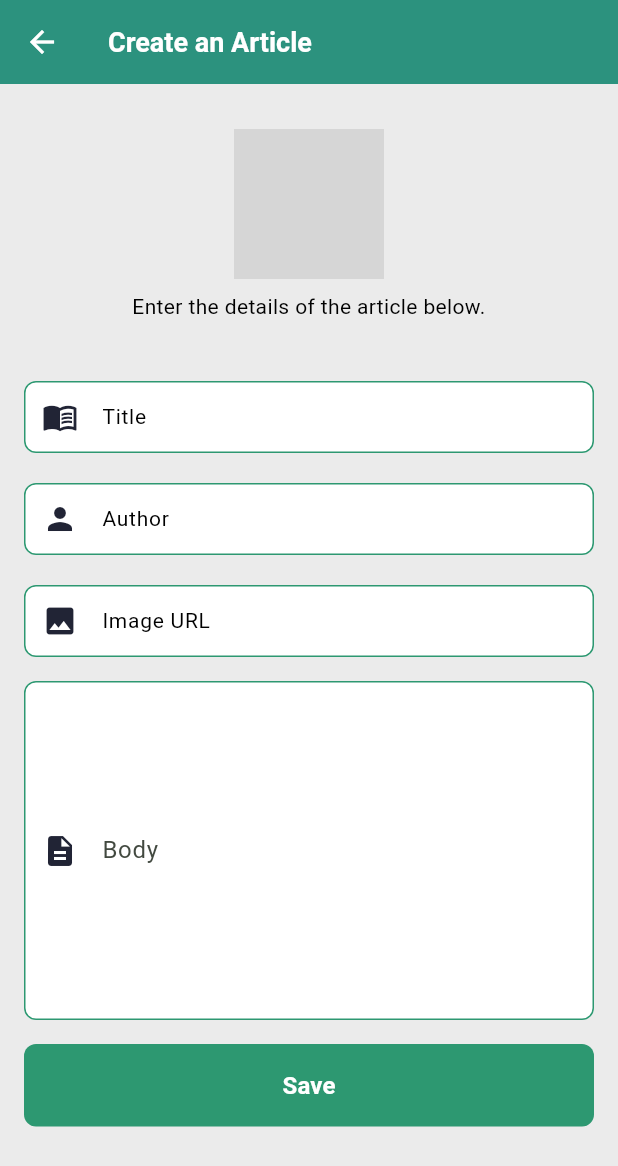
After one commit to jjesuscastro/Victu, a Flutter app: the CreateArticle screen opened directly, on a phone screen of 412 x 824 dp. The commit adds this screen. Shown: the top 1166 px of the screen. Run offline on Flutter 3.47's test engine with Material 2 defaults, Android fonts, the phone set to English and light mode, and no system bars; our stand-ins replace expandable, firebase_auth, firebase_core, firebase_database, gallery_saver, google_sign_in and 2 more; missing offline and left inert: philippines_rpcmb, qr_code_scanner; accounts and stored records are empty; network calls fail; grey boxes are pictures that could not be loaded.

Commit message:
add admin role

```diff
--- a/lib/objects/article.dart
+++ b/lib/objects/article.dart
@@ -7,8 +7,9 @@ class Article {
   String title = "";
   String author = "";
   String body = "";
+  String imageURL = "";
 
-  Article(this.title, this.author, this.body);
+  Article(this.title, this.author, this.body, this.imageURL);
 
   void setId(DatabaseReference id) {
     _id = id;
@@ -19,6 +20,7 @@ class Article {
       'title': title,
       'author': author,
       'body': body,
+      'imageURL': imageURL,
     };
   }
 }
@@ -28,13 +30,14 @@ Article createArticle(value) {
     'title': '',
     'author': '',
     'body': '',
+    'imageURL': '',
     'timeToRead': 0,
   };
 
   value.forEach((key, value) => {attributes[key] = value});
 
-  Article article =
-      Article(attributes['title'], attributes['author'], attributes['body']);
+  Article article = Article(attributes['title'], attributes['author'],
+      attributes['body'], attributes['imageURL']);
 
   return article;
 }
--- /dev/null
+++ b/lib/screens/admin/create_article.dart
@@ -0,0 +1,316 @@
+import 'package:flutter/material.dart';
+import 'package:flutter/services.dart';
+import 'package:victu/objects/article.dart';
+import 'package:victu/utils/database.dart';
+
+class CreateArticle extends StatefulWidget {
+  const CreateArticle({super.key});
+
+  @override
+  State<CreateArticle> createState() => _CreateArticleState();
+}
+
+class _CreateArticleState extends State<CreateArticle> {
+  TextEditingController articleTitleController = TextEditingController();
+  TextEditingController articleBodyController = TextEditingController();
+  TextEditingController authorController = TextEditingController();
+  TextEditingController imageURLController = TextEditingController();
+
+  @override
+  void initState() {
+    super.initState();
+  }
+
+  @override
+  void dispose() {
+    articleBodyController.dispose();
+    articleTitleController.dispose();
+    authorController.dispose();
+
+    super.dispose();
+  }
+
+  newArticle() {
+    Article article = Article(
+        articleTitleController.text,
+        authorController.text,
+        articleBodyController.text,
+        imageURLController.text);
+
+    article.setId(saveArticle(article));
+  }
+
+  @override
+  Widget build(BuildContext context) {
+    return Scaffold(
+      backgroundColor: const Color(0xffebebeb),
+      appBar: AppBar(
+        elevation: 4,
+        centerTitle: false,
+        automaticallyImplyLeading: false,
+        backgroundColor: const Color(0xff2b9685),
+        shape: const RoundedRectangleBorder(
+          borderRadius: BorderRadius.zero,
+        ),
+        title: const Text(
+          "Create an Article",
+          style: TextStyle(
+            fontWeight: FontWeight.w700,
+            fontStyle: FontStyle.normal,
+            fontSize: 18,
+            color: Color(0xffffffff),
+          ),
+        ),
+        leading: IconButton(
+          icon: const Icon(Icons.arrow_back, color: Colors.white),
+          onPressed: () => Navigator.of(context).pop(),
+        ),
+      ),
+      body: Padding(
+        padding: const EdgeInsets.fromLTRB(16, 30, 16, 16),
+        child: SingleChildScrollView(
+          child: Column(
+            mainAxisAlignment: MainAxisAlignment.start,
+            crossAxisAlignment: CrossAxisAlignment.center,
+            mainAxisSize: MainAxisSize.max,
+            children: [
+              ///***If you have exported images you must have to copy those images in assets/images directory.
+              const Image(
+                image: NetworkImage(
+                    "https://cdn1.iconfinder.com/data/icons/image-files-11/24/image_add_photo_image_files_color_shadow_f-256.png"),
+                height: 100,
+                width: 100,
+                fit: BoxFit.cover,
+              ),
+              const Padding(
+                padding: EdgeInsets.fromLTRB(0, 8, 0, 0),
+                child: Text(
+                  "Enter the details of the article below.",
+                  textAlign: TextAlign.center,
+                  overflow: TextOverflow.clip,
+                  style: TextStyle(
+                    fontWeight: FontWeight.w400,
+                    fontStyle: FontStyle.normal,
+                    fontSize: 14,
+                    color: Color(0xff000000),
+                  ),
+                ),
+              ),
+              Padding(
+                padding: const EdgeInsets.fromLTRB(0, 40, 0, 0),
+                child: TextField(
+                  controller: articleTitleController,
+                  obscureText: false,
+                  textAlign: TextAlign.start,
+                  maxLines: 1,
+                  style: const TextStyle(
+                    fontWeight: FontWeight.w400,
+                    fontStyle: FontStyle.normal,
+                    fontSize: 14,
+                    color: Color(0xff000000),
+                  ),
+                  decoration: InputDecoration(
+                    disabledBorder: OutlineInputBorder(
+                      borderRadius: BorderRadius.circular(8.0),
+                      borderSide:
+                          const BorderSide(color: Color(0xff2d9871), width: 1),
+                    ),
+                    focusedBorder: OutlineInputBorder(
+                      borderRadius: BorderRadius.circular(8.0),
+                      borderSide:
+                          const BorderSide(color: Color(0xff2d9871), width: 1),
+                    ),
+                    enabledBorder: OutlineInputBorder(
+                      borderRadius: BorderRadius.circular(8.0),
+                      borderSide:
+                          const BorderSide(color: Color(0xff2d9871), width: 1),
+                    ),
+                    hintText: "Title",
+                    hintStyle: const TextStyle(
+                      fontWeight: FontWeight.w400,
+                      fontStyle: FontStyle.normal,
+                      fontSize: 14,
+                      color: Color(0xff000000),
+                    ),
+                    filled: true,
+                    fillColor: const Color(0xffffffff),
+                    isDense: false,
+                    contentPadding:
+                        const EdgeInsets.symmetric(vertical: 8, horizontal: 12),
+                    prefixIcon: const Icon(Icons.menu_book,
+                        color: Color(0xff212435), size: 24),
+                  ),
+                ),
+              ),
+              Padding(
+                padding: const EdgeInsets.fromLTRB(0, 20, 0, 0),
+                child: TextField(
+                  controller: authorController,
+                  obscureText: false,
+                  textAlign: TextAlign.start,
+                  maxLines: 1,
+                  style: const TextStyle(
+                    fontWeight: FontWeight.w400,
+                    fontStyle: FontStyle.normal,
+                    fontSize: 14,
+                    color: Color(0xff000000),
+                  ),
+                  decoration: InputDecoration(
+                    disabledBorder: OutlineInputBorder(
+                      borderRadius: BorderRadius.circular(8.0),
+                      borderSide:
+                          const BorderSide(color: Color(0xff2d9871), width: 1),
+                    ),
+                    focusedBorder: OutlineInputBorder(
+                      borderRadius: BorderRadius.circular(8.0),
+                      borderSide:
+                          const BorderSide(color: Color(0xff2d9871), width: 1),
+                    ),
+                    enabledBorder: OutlineInputBorder(
+                      borderRadius: BorderRadius.circular(8.0),
+                      borderSide:
+                          const BorderSide(color: Color(0xff2d9871), width: 1),
+                    ),
+                    hintText: "Author",
+                    hintStyle: const TextStyle(
+                      fontWeight: FontWeight.w400,
+                      fontStyle: FontStyle.normal,
+                      fontSize: 14,
+                      color: Color(0xff000000),
+                    ),
+                    filled: true,
+                    fillColor: const Color(0xffffffff),
+                    isDense: false,
+                    contentPadding:
+                        const EdgeInsets.symmetric(vertical: 8, horizontal: 12),
+                    prefixIcon: const Icon(Icons.person,
+                        color: Color(0xff212435), size: 24),
+                  ),
+                ),
+              ),
+              Padding(
+                padding: const EdgeInsets.fromLTRB(0, 20, 0, 0),
+                child: TextField(
+                  controller: imageURLController,
+                  obscureText: false,
+                  textAlign: TextAlign.start,
+                  maxLines: 1,
+                  style: const TextStyle(
+                    fontWeight: FontWeight.w400,
+                    fontStyle: FontStyle.normal,
+                    fontSize: 14,
+                    color: Color(0xff000000),
+                  ),
+                  decoration: InputDecoration(
+                    disabledBorder: OutlineInputBorder(
+                      borderRadius: BorderRadius.circular(8.0),
+                      borderSide:
+                          const BorderSide(color: Color(0xff2d9871), width: 1),
+                    ),
+                    focusedBorder: OutlineInputBorder(
+                      borderRadius: BorderRadius.circular(8.0),
+                      borderSide:
+                          const BorderSide(color: Color(0xff2d9871), width: 1),
+                    ),
+                    enabledBorder: OutlineInputBorder(
+                      borderRadius: BorderRadius.circular(8.0),
+                      borderSide:
+                          const BorderSide(color: Color(0xff2d9871), width: 1),
+                    ),
+                    hintText: "Image URL",
+                    hintStyle: const TextStyle(
+                      fontWeight: FontWeight.w400,
+                      fontStyle: FontStyle.normal,
+                      fontSize: 14,
+                      color: Color(0xff000000),
+                    ),
+                    filled: true,
+                    fillColor: const Color(0xffffffff),
+                    isDense: false,
+                    contentPadding:
+                        const EdgeInsets.symmetric(vertical: 8, horizontal: 12),
+                    prefixIcon: const Icon(Icons.image,
+                        color: Color(0xff212435), size: 24),
+                  ),
+                ),
+              ),
+              Padding(
+                padding: const EdgeInsets.fromLTRB(0, 16, 0, 0),
+                child: TextField(
+                  controller: articleBodyController,
+                  textAlign: TextAlign.start,
+                  maxLines: null,
+                  minLines: 10,
+                  keyboardType: TextInputType.multiline,
+                  style: const TextStyle(
+                    fontWeight: FontWeight.w400,
+                    fontStyle: FontStyle.normal,
+                    fontSize: 14,
+                    color: Color(0xff000000),
+                  ),
+                  decoration: InputDecoration(
+                    disabledBorder: OutlineInputBorder(
+                      borderRadius: BorderRadius.circular(8.0),
+                      borderSide:
+                          const BorderSide(color: Color(0xff2d9871), width: 1),
+                    ),
+                    focusedBorder: OutlineInputBorder(
+                      borderRadius: BorderRadius.circular(8.0),
+                      borderSide:
+                          const BorderSide(color: Color(0xff2d9871), width: 1),
+                    ),
+                    enabledBorder: OutlineInputBorder(
+                      borderRadius: BorderRadius.circular(8.0),
+                      borderSide:
+                          const BorderSide(color: Color(0xff2d9871), width: 1),
+                    ),
+                    label: const Text("Body"),
+                    hintStyle: const TextStyle(
+                      fontWeight: FontWeight.w400,
+                      fontStyle: FontStyle.normal,
+                      fontSize: 14,
+                      color: Color(0xff000000),
+                    ),
+                    filled: true,
+                    fillColor: const Color(0xffffffff),
+                    isDense: false,
+                    contentPadding:
+                        const EdgeInsets.symmetric(vertical: 8, horizontal: 12),
+                    prefixIcon: const Icon(Icons.description,
+                        color: Color(0xff212435), size: 24),
+                  ),
+                ),
+              ),
+              Padding(
+                padding: const EdgeInsets.fromLTRB(0, 16, 0, 0),
+                child: MaterialButton(
+                  onPressed: () {
+                    newArticle();
+                    Navigator.of(context).pop();
+                  },
+                  color: const Color(0xff2d9871),
+                  elevation: 0,
+                  shape: RoundedRectangleBorder(
+                    borderRadius: BorderRadius.circular(8.0),
+                  ),
+                  padding: const EdgeInsets.all(16),
+                  textColor: const Color(0xffffffff),
+                  height: 45,
+                  minWidth: MediaQuery.of(context).size.width,
+                  child: const Text(
+                    "Save",
+                    style: TextStyle(
+                      fontSize: 16,
+                      fontWeight: FontWeight.w700,
+                      fontStyle: FontStyle.normal,
+                    ),
+                  ),
+                ),
+              ),
+            ],
+          ),
+        ),
+      ),
+    );
+  }
+}
--- a/lib/screens/consumer/article_page.dart
+++ b/lib/screens/consumer/article_page.dart
@@ -64,8 +64,7 @@ class _ArticlePageState extends State<ArticlePage>
               children: [
                 ///***If you have exported images you must have to copy those images in assets/images directory.
                 Image(
-                  image: const NetworkImage(
-                      "https://upload.wikimedia.org/wikipedia/commons/6/6d/Good_Food_Display_-_NCI_Visuals_Online.jpg"),
+                  image: NetworkImage(widget.article.imageURL),
                   height: MediaQuery.of(context).size.height * 0.4,
                   width: MediaQuery.of(context).size.width,
                   fit: BoxFit.cover,
--- a/lib/screens/vendor/nearby_farmers.dart
+++ b/lib/screens/vendor/nearby_farmers.dart
@@ -14,7 +14,8 @@ class NearbyFarmers extends StatefulWidget {
 class _NearbyFarmersState extends State<NearbyFarmers> {
   @override
   void initState() {
-    LocalDB.updateFarmers(widget.location).then((value) => {setState(() {})});
+    LocalDB.updateFarmersByLocation(widget.location)
+        .then((value) => {setState(() {})});
 
     super.initState();
   }
```
Also changed, not shown: lib/objects/users/consumer_data.dart (+15 -3 lines), lib/screens/consumer/reading_goals.dart (+13 -8 lines), lib/screens/farmer/edit_products.dart (+11 -10 lines), lib/screens/farmer/nearby_vendors.dart (+13 -23 lines), lib/screens/home_page.dart (+24 -55 lines), lib/utils/localDatabase.dart (+16 -1 lines), lib/screens/admin/create_meal.dart (renamed from lib/screens/vendor/create_meal.dart).
